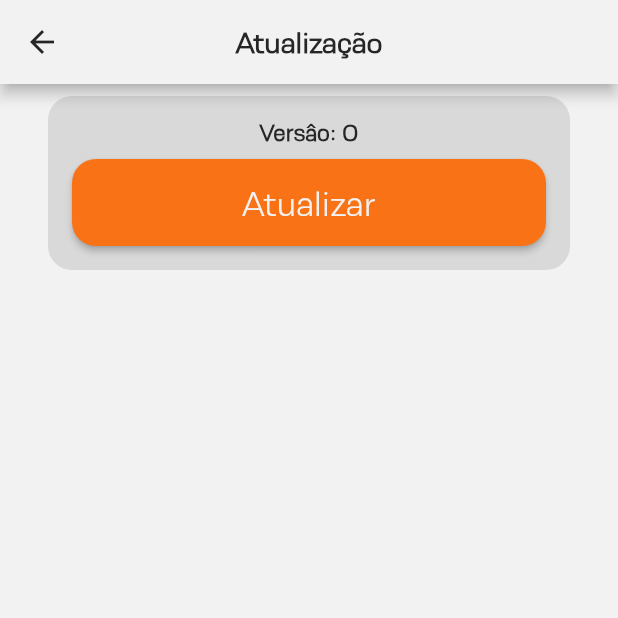
After one commit to matheusrmatias/SigaLogin, a Flutter app: the UpdatePage screen opened directly, after a tap on "Atualizar", on a phone screen of 412 x 824 dp, the top half of it. The commit adds this screen. Run offline on Flutter 3.47's test engine with Material 2 defaults, Android fonts, the phone set to English and light mode, and no system bars; our stand-ins replace carousel_slider, eva_icons_flutter, fluttertoast, local_auth, package_info_plus and 8 more; missing offline and left inert: animated_emoji, dart:ffi, flutter_barcode_scanner, local_auth_android, ota_update; accounts and stored records are empty; network calls fail.

Commit message:
Implemented OTA Update

```diff
--- /dev/null
+++ b/lib/src/models/update.dart
@@ -0,0 +1,11 @@
+class Update{
+  bool available;
+  String version;
+  String sha256;
+  String link;
+  Map<String,dynamic> changelog;
+
+  Update({required this.available, required this.version, required this.sha256, required this.changelog, required this.link});
+
+  Update.empty({this.available=false, this.version='0', this.sha256='',this.changelog=const {}, this.link = ''});
+}
--- a/lib/src/pages/login_page.dart
+++ b/lib/src/pages/login_page.dart
@@ -8,8 +8,10 @@ import 'package:sigalogin/src/models/assessment.dart';
 import 'package:sigalogin/src/models/historic.dart';
 import 'package:sigalogin/src/models/schedule.dart';
 import 'package:sigalogin/src/models/student.dart';
+import 'package:sigalogin/src/models/update.dart';
 import 'package:sigalogin/src/pages/TestePage.dart';
 import 'package:sigalogin/src/repositories/settings_repository.dart';
+import 'package:sigalogin/src/repositories/update_repository.dart';
 import 'package:sigalogin/src/themes/main_theme.dart';
 import 'package:sigalogin/src/widgets/login_input.dart';
 import 'package:sigalogin/src/widgets/show_modal_bootm_sheet_default.dart';
@@ -30,6 +32,7 @@ class LoginPage extends StatefulWidget {
 class _LoginPageState extends State<LoginPage> {
   late StudentRepository studentRep;
   late SettingRepository setting;
+  late Update update;
   TextEditingController identification = TextEditingController();
   TextEditingController password = TextEditingController();
   bool inLogin = false;
@@ -41,6 +44,7 @@ class _LoginPageState extends State<LoginPage> {
   Widget build(BuildContext context) {
     studentRep = Provider.of<StudentRepository>(context);
     setting = Provider.of<SettingRepository>(context);
+    update = Provider.of<UpdateRepository>(context).update!;
     return Scaffold(
       backgroundColor: MainTheme.white,
       body:Column(
@@ -151,7 +155,7 @@ class _LoginPageState extends State<LoginPage> {
       setting.lastInfoUpdate = 'Última Atualização: ${DateFormat('dd/MM HH:mm').format(DateTime.now())}';
 
       if(context.mounted){
-        Navigator.pushReplacement(context, PageTransition(child: HomePage(afterLogin: true), type: PageTransitionType.fade));
+        Navigator.pushReplacement(context, PageTransition(child: HomePage(afterLogin: true, update: update), type: PageTransitionType.fade));
       }
     }catch(e){
       debugPrint('Error $e');
--- /dev/null
+++ b/lib/src/pages/update_page.dart
@@ -0,0 +1,112 @@
+import 'package:flutter/material.dart';
+import 'package:fluttertoast/fluttertoast.dart';
+import 'package:ota_update/ota_update.dart';
+import 'package:provider/provider.dart';
+import 'package:sigalogin/src/models/update.dart';
+import 'package:sigalogin/src/repositories/settings_repository.dart';
+import 'package:sigalogin/src/repositories/update_repository.dart';
+import 'package:sigalogin/src/themes/main_theme.dart';
+
+class UpdatePage extends StatefulWidget {
+  const UpdatePage({super.key});
+
+  @override
+  State<UpdatePage> createState() => _UpdatePageState();
+}
+
+class _UpdatePageState extends State<UpdatePage> {
+  late Update update;
+  OtaEvent? currentEvent;
+
+  @override
+  Widget build(BuildContext context) {
+    update = Provider.of<UpdateRepository>(context).update!;
+    return Scaffold(
+      appBar: AppBar(
+        title: const Text('Atualização', style: TextStyle(fontWeight: FontWeight.bold)),
+        centerTitle: true,
+      ),
+      body: Container(
+        margin: const EdgeInsets.symmetric(horizontal: 32),
+        child: SingleChildScrollView(
+          child: Column(
+            children: [
+              const SizedBox(height: 8),
+              Container(
+                padding: const EdgeInsets.all(16),
+                decoration: BoxDecoration(
+                  color: MainTheme.lightGrey,
+                  borderRadius: const BorderRadius.all(Radius.circular(16))
+                ),
+                child: Column(
+                  children: [
+                    Row(
+                      mainAxisAlignment: MainAxisAlignment.center,
+                      children: [
+                        Flexible(child: Text('Versâo: ${update.version}', style: TextStyle(fontSize: 16, color: MainTheme.black,fontWeight: FontWeight.bold)))
+                      ],
+                    ),
+                    const SizedBox(height: 8),
+                    currentEvent?.value==null||currentEvent!.value!.isEmpty?ElevatedButton(
+                      onPressed: _updateApp,
+                      style: ElevatedButton.styleFrom(
+                          backgroundColor: MainTheme.orange,
+                          minimumSize: const Size(double.maxFinite, 0),
+                          padding: const EdgeInsets.all(16),
+                        shape: const RoundedRectangleBorder(borderRadius: BorderRadius.all(Radius.circular(16)))
+                      ),
+                      child: Text('Atualizar',style: TextStyle(color: MainTheme.white,fontSize: 24)),
+                    ):Column(
+                      children: [
+                        ClipRRect(
+                          borderRadius: const BorderRadius.all(Radius.circular(16)),
+                          child: LinearProgressIndicator(value: (double.tryParse(currentEvent!.value??'0')??0)/100,color: MainTheme.orange,backgroundColor: MainTheme.black,minHeight: 20),
+                        ),
+                        const SizedBox(height: 8),
+                        Row(
+                          mainAxisAlignment: MainAxisAlignment.center,
+                          children: [
+                            Flexible(child: Text('${currentEvent!.value} %', style: TextStyle(fontSize: 16, color: MainTheme.black)))
+                          ],
+                        )
+                      ],
+                    ),
+                  ],
+                ),
+              ),
+            ],
+          ),
+        ),
+      ),
+    );
+  }
+  _updateApp()async{
+    Iterable<OtaStatus> errorStatus = OtaStatus.values.where((e) => e.toString().contains('ERROR'));
+
+    Map<OtaStatus,String> errorMsg = {
+      OtaStatus.DOWNLOAD_ERROR : ' ao fazer o download!',
+      OtaStatus.INTERNAL_ERROR : ' interno!',
+      OtaStatus.ALREADY_RUNNING_ERROR : ', download já em execução!',
+      OtaStatus.CHECKSUM_ERROR : ' ao verificar a integridade do arquivo baixado!',
+      OtaStatus.PERMISSION_NOT_GRANTED_ERROR : ', sem permissões necessárias'
+    };
+    try {
+      OtaUpdate()
+          .execute(
+        update.link,
+        destinationFilename: 'last_version.apk',
+        sha256checksum: update.sha256
+      ).listen(
+            (OtaEvent event) {
+          setState(() => currentEvent = event);
+          if(errorStatus.contains(currentEvent!.status)){
+            setState(() => currentEvent = OtaEvent(currentEvent!.status, ''));
+            Fluttertoast.showToast(msg: 'Ocorreu um erro${errorMsg[currentEvent!.status]}');
+          }
+        },
+      );
+    } catch (e) {
+      print('Failed to make OTA update. Details: $e');
+    }
+  }
+}
--- a/lib/src/repositories/settings_repository.dart
+++ b/lib/src/repositories/settings_repository.dart
@@ -16,7 +16,6 @@ class SettingRepository extends ChangeNotifier{
     _appLock = prefs.getBool('appLock');
     _updateOnOpen = prefs.getBool('updateOnOpen');
   }
-
 
   bool get updateOnOpen => _updateOnOpen??true;
 
@@ -72,6 +71,4 @@ class SettingRepository extends ChangeNotifier{
     lastInfoUpdate = '';
     theme = '';
   }
-
-
 }
--- /dev/null
+++ b/lib/src/repositories/update_repository.dart
@@ -0,0 +1,10 @@
+import 'package:flutter/cupertino.dart';
+import 'package:sigalogin/src/models/update.dart';
+
+class UpdateRepository extends ChangeNotifier{
+  Update? update;
+
+  UpdateRepository({this.update}){
+    update = update??Update.empty();
+  }
+}
--- a/pubspec.yaml
+++ b/pubspec.yaml
@@ -52,6 +52,8 @@ dependencies:
   permission_handler:
   package_info_plus: ^4.2.0
   animated_emoji: 2.0.0
+  ota_update: ^5.1.0
+
   # The following adds the Cupertino Icons font to your application.
   # Use with the CupertinoIcons class for iOS style icons.
   cupertino_icons: ^1.0.2
```
Also changed, not shown: lib/main.dart (+16 -6 lines), lib/src/pages/auth_page.dart (+6 -2 lines), lib/src/pages/home_page.dart (+19 -2 lines), lib/src/services/update_service.dart (added, +31 -0 lines), lib/src/my_app.dart (line endings or trailing spaces), lib/src/pages/TestePage.dart (line endings or trailing spaces), pubspec.lock, 3 other files.
